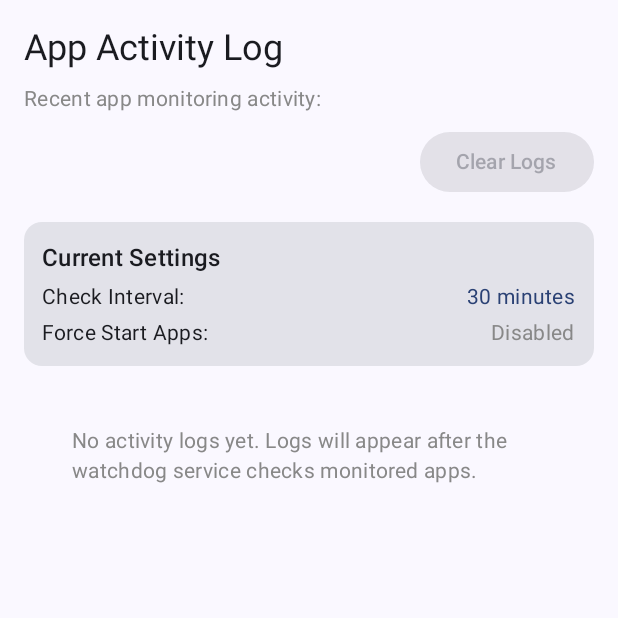
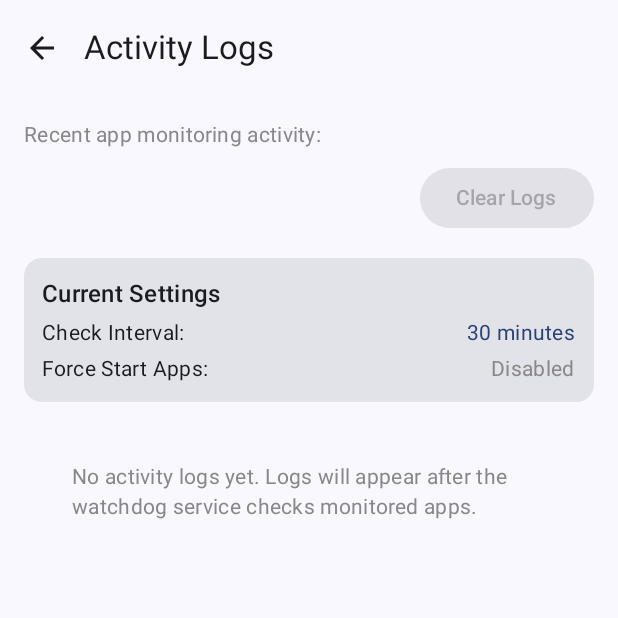
Before and after one commit to hossain-khan/android-keep-alive, an Android app built with Jetpack Compose: the AppActivityLogScreen screen opened through its navigation route, on a phone screen of 412 x 824 dp, the top half of it. Run offline under Robolectric (Android 15) with nearby library versions, the phone set to English and light mode, and no system bars; our stand-ins replace Timber, livedata-compose.

Commit message:
Add Scaffold with TopAppBar to all screen components
Co-authored-by: hossain-khan <99822+hossain-khan@users.noreply.github.com>

```diff
--- a/app/src/main/java/dev/hossain/keepalive/ui/screen/AppActivityLogScreen.kt
+++ b/app/src/main/java/dev/hossain/keepalive/ui/screen/AppActivityLogScreen.kt
@@ -13,6 +13,7 @@ import androidx.compose.foundation.layout.padding
 import androidx.compose.foundation.lazy.LazyColumn
 import androidx.compose.foundation.lazy.items
 import androidx.compose.material.icons.Icons
+import androidx.compose.material.icons.automirrored.filled.ArrowBack
 import androidx.compose.material.icons.filled.Check
 import androidx.compose.material.icons.filled.PlayArrow
 import androidx.compose.material.icons.filled.Warning
@@ -20,9 +21,13 @@ import androidx.compose.material3.Button
 import androidx.compose.material3.Card
 import androidx.compose.material3.CircularProgressIndicator
 import androidx.compose.material3.Divider
+import androidx.compose.material3.ExperimentalMaterial3Api
 import androidx.compose.material3.Icon
+import androidx.compose.material3.IconButton
 import androidx.compose.material3.MaterialTheme
+import androidx.compose.material3.Scaffold
 import androidx.compose.material3.Text
+import androidx.compose.material3.TopAppBar
 import androidx.compose.runtime.Composable
 import androidx.compose.runtime.collectAsState
 import androidx.compose.runtime.getValue
@@ -44,6 +49,7 @@ import java.text.SimpleDateFormat
 import java.util.Date
 import java.util.Locale
 
+@OptIn(ExperimentalMaterial3Api::class)
 @Composable
 fun AppActivityLogScreen(
     navController: NavController,
@@ -59,20 +65,29 @@ fun AppActivityLogScreen(
     val appCheckInterval by settingsRepository.appCheckIntervalFlow.collectAsState(initial = DEFAULT_APP_CHECK_INTERVAL_MIN)
     val isForceStartAppsEnabled by settingsRepository.enableForceStartAppsFlow.collectAsState(initial = false)
 
-    Column(
-        modifier =
-            Modifier
+    Scaffold(
+        topBar = {
+            TopAppBar(
+                title = { Text("Activity Logs") },
+                navigationIcon = {
+                    IconButton(onClick = { navController.popBackStack() }) {
+                        Icon(
+                            imageVector = Icons.AutoMirrored.Filled.ArrowBack,
+                            contentDescription = "Back"
+                        )
+                    }
+                }
+            )
+        }
+    ) { innerPadding ->
+        Column(
+            modifier = Modifier
                 .fillMaxSize()
+                .padding(innerPadding)
                 .padding(16.dp),
-    ) {
-        // Header
-        Text(
-            text = "App Activity Log",
-            style = MaterialTheme.typography.headlineSmall,
-            modifier = Modifier.padding(bottom = 8.dp),
-        )
-
-        Text(
+        ) {
+            // Header subtitle
+            Text(
             text = "Recent app monitoring activity:",
             style = MaterialTheme.typography.bodyMedium,
             color = Color.Gray,
@@ -136,6 +151,7 @@ fun AppActivityLogScreen(
                     Divider()
                 }
             }
+        }
         }
     }
 }
```
Also changed, not shown: app/src/main/java/dev/hossain/keepalive/ui/screen/AppAdditionalConfigs.kt (+33 -1 lines), app/src/main/java/dev/hossain/keepalive/ui/screen/AppListSettings.kt (+34 -6 lines).
